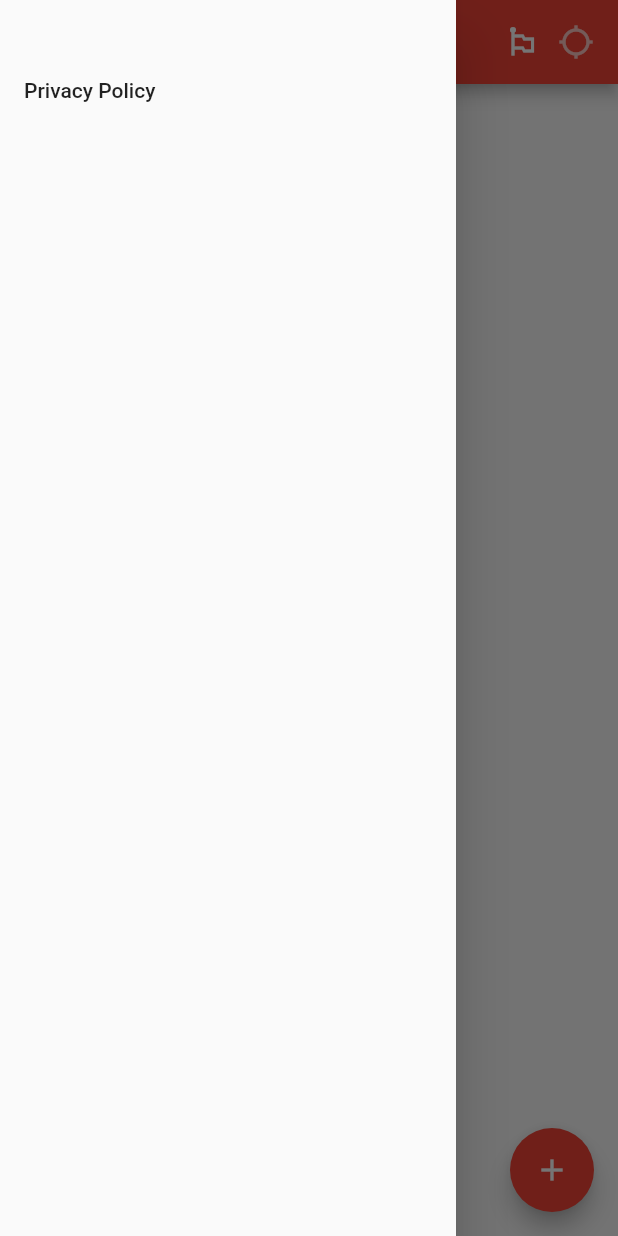
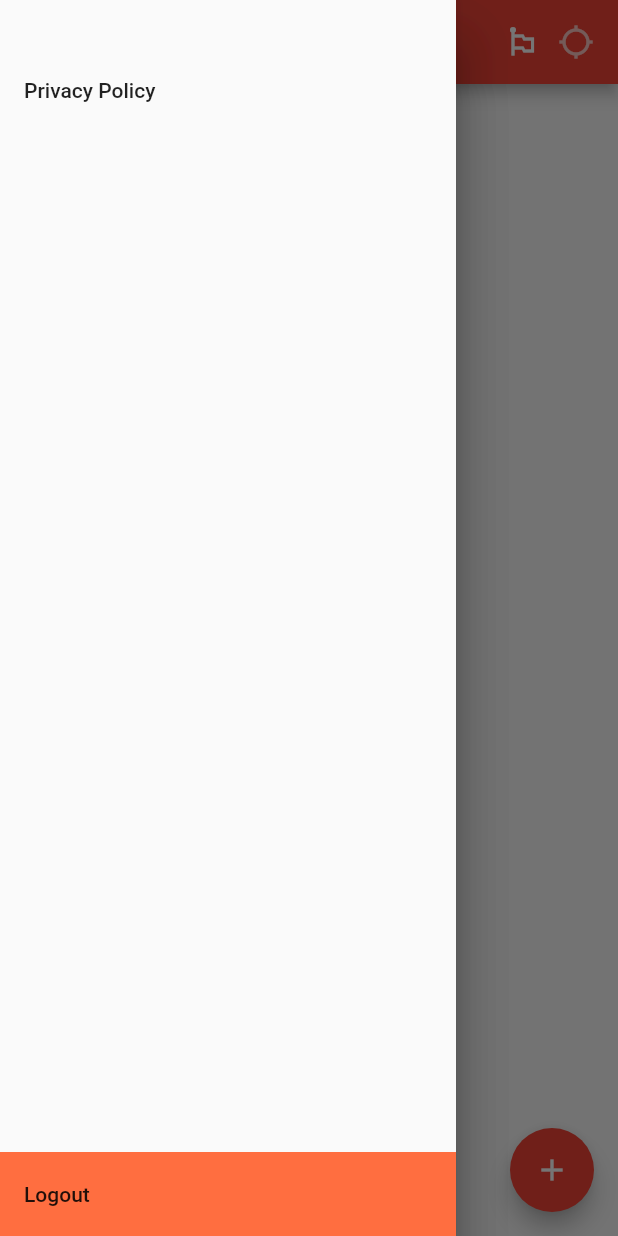
Before and after one commit to oscarB1nar10/emergency_call, a Flutter app: the screen it shows after launch, with the side drawer open, on a phone screen of 412 x 824 dp. Run offline on Flutter 3.47's test engine with Material 2 defaults, Android fonts, the phone set to English and light mode, and no system bars; our stand-ins replace contacts_service, country_picker, equatable, firebase_auth, firebase_core, flutter_bloc and 7 more; missing offline and left inert: flutter_foreground_service, telephony, unique_identifier; accounts and stored records are empty; network calls fail.

Commit message:
* Option to logout from Firebase and Google were included * Code snippet to open WhatsApp was updated due to deprecated function

```diff
--- a/lib/framework/presentation/home/DrawerListWidget.dart
+++ b/lib/framework/presentation/home/DrawerListWidget.dart
@@ -1,4 +1,6 @@
+import 'package:firebase_auth/firebase_auth.dart';
 import 'package:flutter/material.dart';
+import 'package:google_sign_in/google_sign_in.dart';
 
 import 'WebView.dart';
 
@@ -7,7 +9,11 @@ class DrawerListWidget extends StatelessWidget {
 
   @override
   Widget build(BuildContext context) {
-    return ListView(
+    return Drawer(
+      child: Column(
+        children: <Widget>[
+          Expanded(
+            child: ListView(
               padding: const EdgeInsets.only(top: 32),
               children: [
                 ListTile(
@@ -15,8 +21,24 @@ class DrawerListWidget extends StatelessWidget {
                   onTap: () {
                     _navigateToWebView(context);
                   },
-        )
+                ),
               ],
+            ),
+          ),
+          Container(
+            color: Colors.deepOrangeAccent,
+            child: Align(
+              alignment: FractionalOffset.bottomCenter,
+              child: ListTile(
+                title: const Text('Logout'),
+                onTap: () {
+                  _signOut(context);
+                },
+              ),
+            ),
+          ),
+        ],
+      ),
     );
   }
 }
@@ -29,3 +51,14 @@ void _navigateToWebView(BuildContext context) async {
     MaterialPageRoute(builder: (context) => const WebViewApp()),
   );
 }
+
+void _signOut(BuildContext context) async {
+  final GoogleSignIn googleSignIn = GoogleSignIn();
+  // Sign out from Google
+  await googleSignIn.signOut();
+  // Sign out from Firebase
+  await FirebaseAuth.instance.signOut();
+
+  // Name of the route for HomeScreenWidget
+  Navigator.pushReplacementNamed(context, '/home');
+}
--- a/lib/main.dart
+++ b/lib/main.dart
@@ -55,7 +55,11 @@
           // is not restarted.
           primarySwatch: Colors.red,
         ),
-        home: const HomeScreenWidget(),
+        initialRoute: '/home',
+        routes: {
+          '/home': (context) => const HomeScreenWidget()
+          // Add more routes as needed
+        },
       ),
     );
   }
```
Also changed, not shown: lib/framework/presentation/home/HomeScreenWidget.dart (+5 -7 lines), pubspec.lock, 1 other file. Lines whose indentation alone changed are shown as unchanged.
